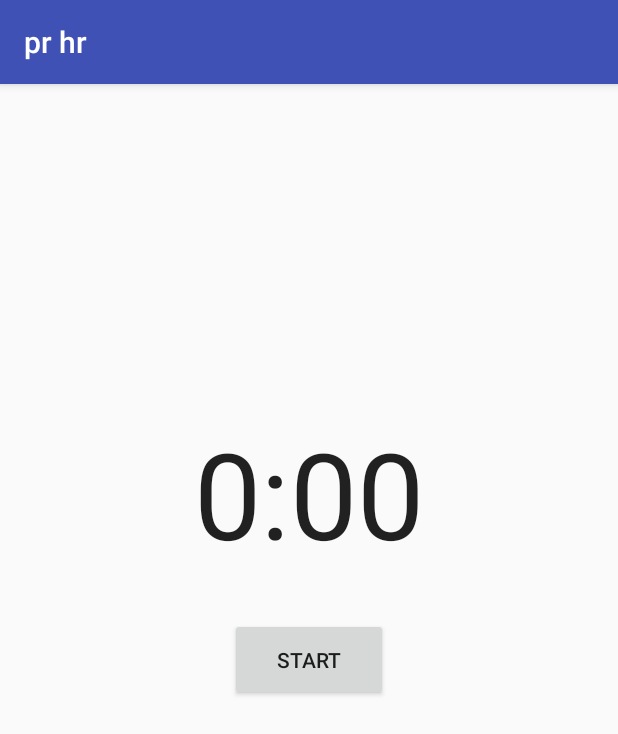
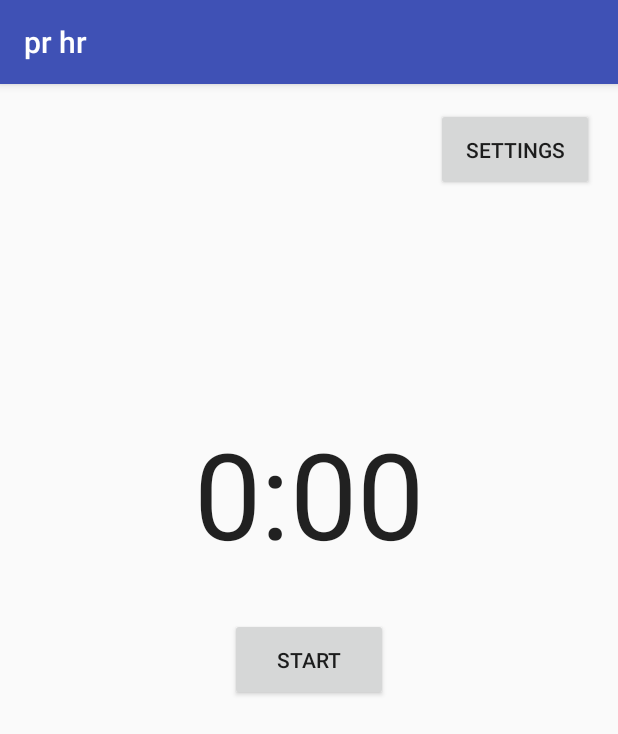
Before and after one commit to billmiller2/prhr, an Android app: the screen it shows after launch (MainActivity), on a phone screen of 412 x 824 dp. Shown: the top 734 px of the screen. Run offline under Robolectric (Android 15) with nearby library versions, the light colour scheme and no system bars.

Commit message:
initial preferences menu #13

```diff
--- a/app/src/main/AndroidManifest.xml
+++ b/app/src/main/AndroidManifest.xml
@@ -17,6 +17,7 @@
                 <category android:name="android.intent.category.LAUNCHER" />
             </intent-filter>
         </activity>
+        <activity android:name=".SettingsActivity"></activity>
     </application>
 
 </manifest>
--- a/app/src/main/java/com/sexcamelmusic/prhr/MainActivity.java
+++ b/app/src/main/java/com/sexcamelmusic/prhr/MainActivity.java
@@ -1,7 +1,9 @@
 package com.sexcamelmusic.prhr;
 
+import android.content.Intent;
 import android.graphics.Color;
 import android.media.MediaPlayer;
+import android.preference.PreferenceManager;
 import android.support.v7.app.AppCompatActivity;
 import android.os.Bundle;
 import android.os.Handler;
@@ -13,6 +15,7 @@ import android.os.SystemClock;
 
 public class MainActivity extends AppCompatActivity {
     Button buttonStart;
+    Button buttonSettings;
     TextView time;
     Handler handler = new Handler();
     Handler flash = new Handler();
@@ -27,7 +30,9 @@ public class MainActivity extends AppCompatActivity {
         super.onCreate(savedInstanceState);
         setContentView(R.layout.activity_main);
         buttonStart = (Button) findViewById(R.id.start);
+        buttonSettings = (Button) findViewById(R.id.settings);
         time = (TextView) findViewById(R.id.timer);
+        PreferenceManager.setDefaultValues(this, R.xml.preferences, false);
 
         buttonStart.setOnClickListener(new OnClickListener() {
             @Override
@@ -35,6 +40,14 @@ public class MainActivity extends AppCompatActivity {
                 initialTime = SystemClock.uptimeMillis();
                 buttonStart.setEnabled(false);
                 handler.postDelayed(updateTimer, 0);
+            }
+        });
+
+        buttonSettings.setOnClickListener(new OnClickListener() {
+            @Override
+            public void onClick(View view) {
+                Intent settingsIntent = new Intent(MainActivity.this, SettingsActivity.class);
+                startActivity(settingsIntent);
             }
         });
     }
--- a/app/src/main/res/layout/activity_main.xml
+++ b/app/src/main/res/layout/activity_main.xml
@@ -29,4 +29,10 @@
         android:text="@string/start"
         android:layout_centerVertical="true"
         android:layout_centerHorizontal="true" />
+    <Button
+        android:id="@+id/settings"
+        android:layout_width="105dp"
+        android:layout_height="55dp"
+        android:layout_alignParentRight="true"
+        android:text="@string/settings" />
 </RelativeLayout>
--- /dev/null
+++ b/app/src/main/res/values/array.xml
@@ -0,0 +1,12 @@
+<?xml version="1.0" encoding="utf-8"?>
+<resources>
+    <string-array name="chooseTime">
+        <item>classic</item>
+        <item>century club</item>
+    </string-array>
+
+    <string-array name="chooseTimeValues">
+        <item>60</item>
+        <item>100</item>
+    </string-array>
+</resources>
--- a/app/src/main/res/values/strings.xml
+++ b/app/src/main/res/values/strings.xml
@@ -3,4 +3,5 @@
     <string name="app_name">pr hr</string>
     <string name="start">Start</string>
     <string name="timer">0:00</string>
+    <string name="settings">settings</string>
 </resources>
--- /dev/null
+++ b/app/src/main/res/xml/preferences.xml
@@ -0,0 +1,10 @@
+<?xml version="1.0" encoding="utf-8"?>
+<PreferenceScreen xmlns:android="http://schemas.android.com/apk/res/android">
+    <ListPreference
+        android:title="Choose Time"
+        android:summary=""
+        android:key="chooseTime"
+        android:defaultValue="60"
+        android:entries="@array/chooseTime"
+        android:entryValues="@array/chooseTimeValues" />
+</PreferenceScreen>
```
Also changed, not shown: app/src/main/java/com/sexcamelmusic/prhr/SettingsActivity.java (added, +38 -0 lines).
